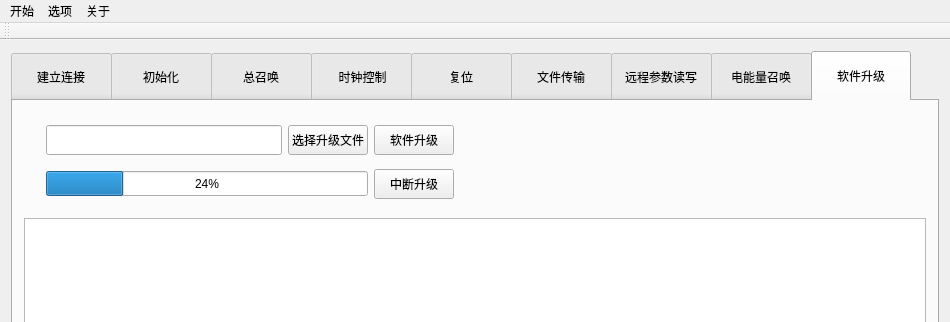
jsx-web/app, file 104APP/mainwindow.ui: the form before one commit; both pictures show x 0 to 950 and y 0 to 322 of the 950 by 755 pixel window.
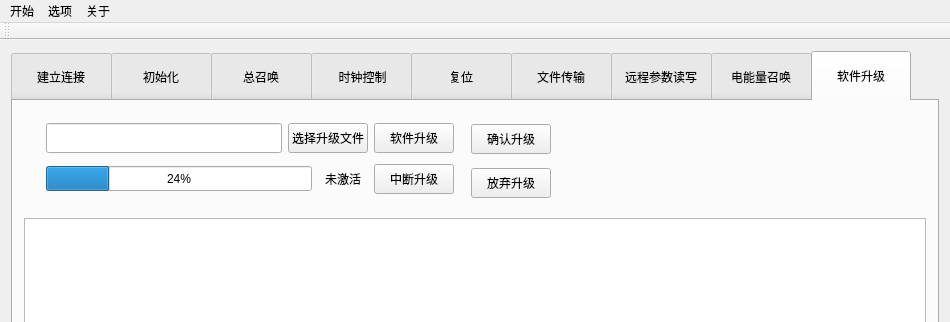
The form after the commit.

Diff of the .ui file:
```diff
--- a/104APP/mainwindow.ui
+++ b/104APP/mainwindow.ui
@@ -1230,15 +1230,6 @@
             </size>
            </property>
            <layout class="QHBoxLayout" name="horizontalLayout_22">
-            <property name="topMargin">
-             <number>5</number>
-            </property>
-            <property name="rightMargin">
-             <number>9</number>
-            </property>
-            <property name="bottomMargin">
-             <number>5</number>
-            </property>
             <item>
              <widget class="QWidget" name="widget_20" native="true">
               <property name="minimumSize">
@@ -1325,6 +1316,28 @@
                    </property>
                   </widget>
                  </item>
+                 <item>
+                  <widget class="QLabel" name="UpdataLabel">
+                   <property name="minimumSize">
+                    <size>
+                     <width>50</width>
+                     <height>40</height>
+                    </size>
+                   </property>
+                   <property name="maximumSize">
+                    <size>
+                     <width>50</width>
+                     <height>50</height>
+                    </size>
+                   </property>
+                   <property name="text">
+                    <string>未激活</string>
+                   </property>
+                   <property name="alignment">
+                    <set>Qt::AlignCenter</set>
+                   </property>
+                  </widget>
+                 </item>
                  <item>
                   <widget class="QPushButton" name="Btn_UpdataStop">
                    <property name="minimumSize">
@@ -1343,6 +1356,53 @@
               </layout>
              </widget>
             </item>
+            <item>
+             <widget class="QWidget" name="widget_21" native="true">
+              <layout class="QVBoxLayout" name="verticalLayout_21">
+               <property name="spacing">
+                <number>13</number>
+               </property>
+               <property name="leftMargin">
+                <number>0</number>
+               </property>
+               <property name="topMargin">
+                <number>0</number>
+               </property>
+               <property name="rightMargin">
+                <number>0</number>
+               </property>
+               <property name="bottomMargin">
+                <number>0</number>
+               </property>
+               <item>
+                <widget class="QPushButton" name="Btn_RunUpdata">
+                 <property name="minimumSize">
+                  <size>
+                   <width>0</width>
+                   <height>30</height>
+                  </size>
+                 </property>
+                 <property name="text">
+                  <string>确认升级</string>
+                 </property>
+                </widget>
+               </item>
+               <item>
+                <widget class="QPushButton" name="Btn_AbandonUpdata">
+                 <property name="minimumSize">
+                  <size>
+                   <width>0</width>
+                   <height>30</height>
+                  </size>
+                 </property>
+                 <property name="text">
+                  <string>放弃升级</string>
+                 </property>
+                </widget>
+               </item>
+              </layout>
+             </widget>
+            </item>
             <item>
              <spacer name="horizontalSpacer_7">
               <property name="orientation">
```
Left out of the diff: 2 changed lines with no effect on the pictures.
